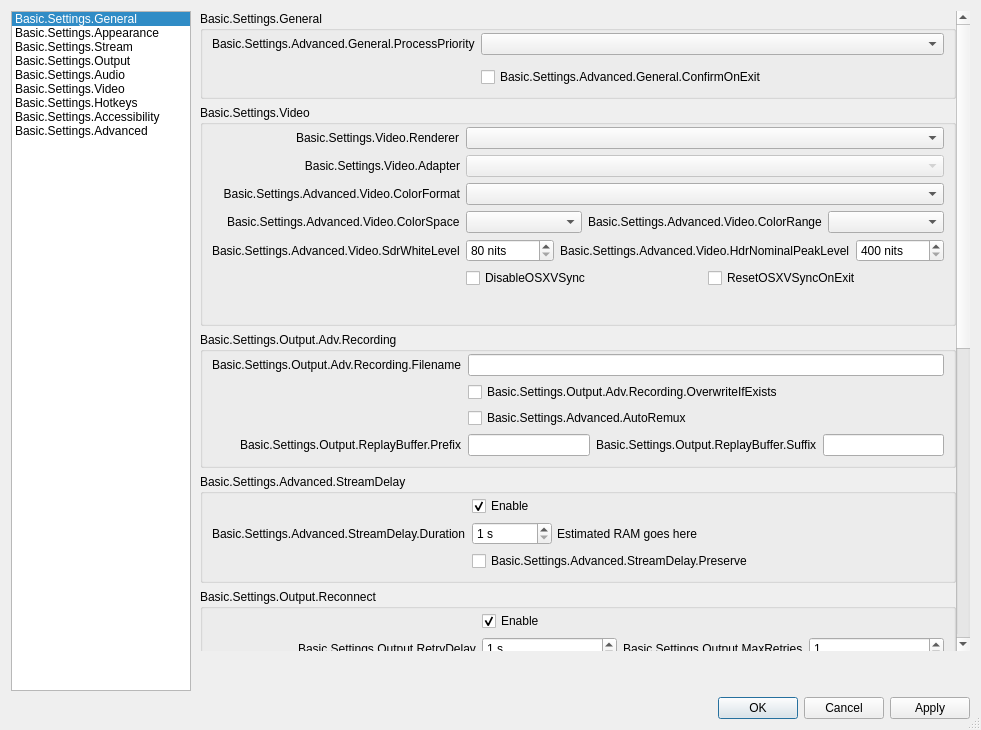
This is frontend/forms/OBSBasicSettings.ui in ppcdn-org/ppobs as Qt 5 draws it before an edit. The edited form follows.
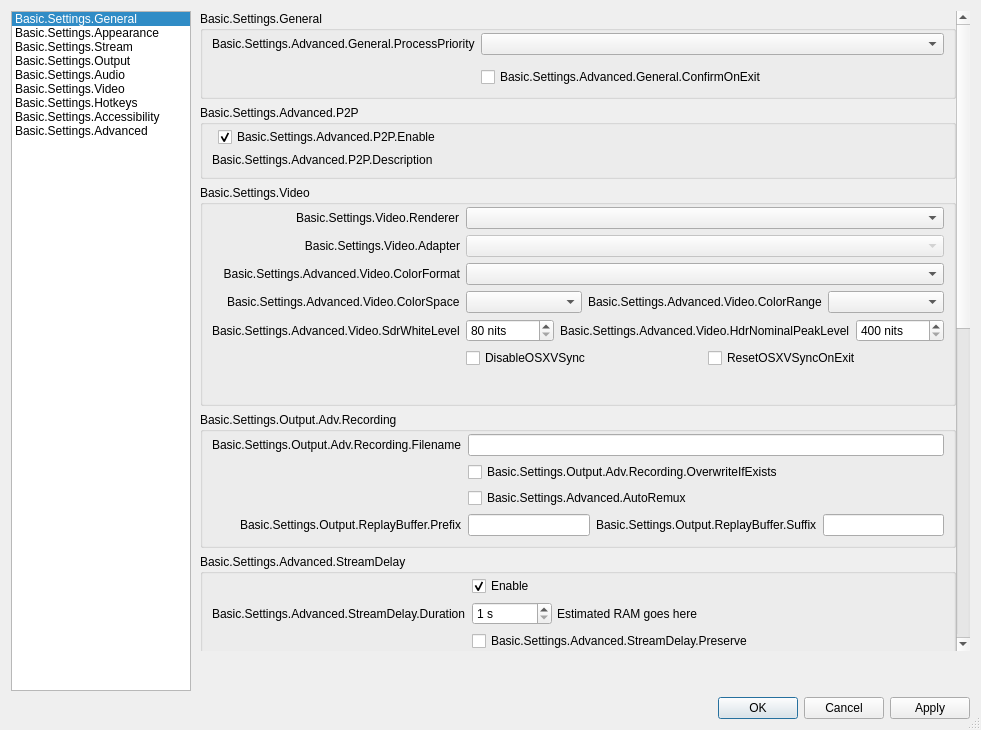
This is the edited form. The open tabs and pages were chosen to show the change. Icons and pictures are not drawn. Custom widgets are drawn as their Qt base class.

```diff
--- a/frontend/forms/OBSBasicSettings.ui
+++ b/frontend/forms/OBSBasicSettings.ui
@@ -8188,6 +8188,44 @@
                   </layout>
                  </widget>
                 </item>
+                 <item>
+                  <widget class="QGroupBox" name="advancedP2PGroupBox">
+                   <property name="title">
+                    <string>Basic.Settings.Advanced.P2P</string>
+                   </property>
+                   <layout class="QFormLayout" name="formLayout_p2p">
+                    <property name="fieldGrowthPolicy">
+                     <enum>QFormLayout::AllNonFixedFieldsGrow</enum>
+                    </property>
+                    <property name="labelAlignment">
+                     <set>Qt::AlignRight|Qt::AlignTrailing|Qt::AlignVCenter</set>
+                    </property>
+                    <property name="topMargin">
+                     <number>2</number>
+                    </property>
+                    <item row="0" column="1">
+                     <widget class="QCheckBox" name="ppcdnP2PEnabled">
+                      <property name="text">
+                       <string>Basic.Settings.Advanced.P2P.Enable</string>
+                      </property>
+                      <property name="checked">
+                       <bool>true</bool>
+                      </property>
+                     </widget>
+                    </item>
+                    <item row="1" column="0" colspan="2">
+                     <widget class="QLabel" name="ppcdnP2PDescription">
+                      <property name="text">
+                       <string>Basic.Settings.Advanced.P2P.Description</string>
+                      </property>
+                      <property name="wordWrap">
+                       <bool>true</bool>
+                      </property>
+                     </widget>
+                    </item>
+                   </layout>
+                  </widget>
+                 </item>
                 <item>
                  <widget class="QGroupBox" name="advancedVideoContainer">
                   <property name="title">
```
Lines whose indentation alone changed are shown as unchanged.
